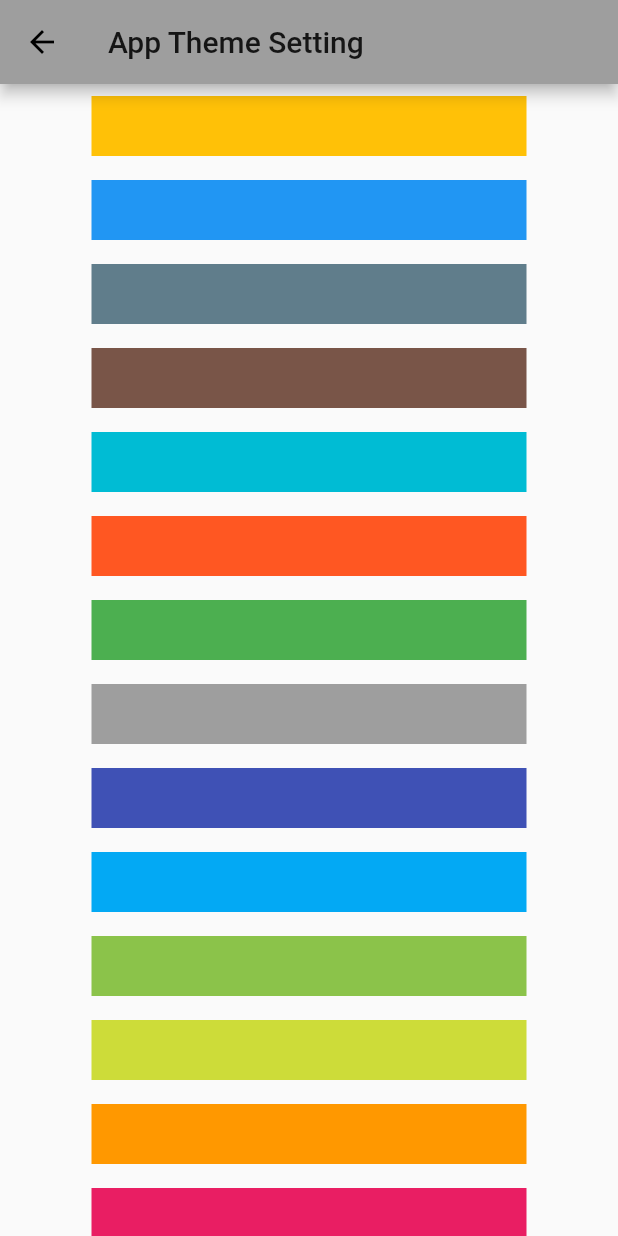
After one commit to ban-z/GITTERS, a Flutter app: the AppThemeSetting screen opened directly, on a phone screen of 412 x 824 dp. The commit adds this screen. Run offline on Flutter 3.47's test engine with Material 2 defaults, Android fonts, the phone set to English and light mode, and no system bars; our stand-ins replace cached_network_image, dio, fluro, fluttertoast, shared_preferences, webview_flutter; missing offline and left inert: github; accounts and stored records are empty; generated files the repository leaves out were written again; statements that could not run were skipped.

Commit message:
feat: 完成主题功能

```diff
--- a/lib/business/widgets/iconBtn.dart
+++ b/lib/business/widgets/iconBtn.dart
@@ -1,4 +1,6 @@
 import 'package:flutter/material.dart';
+import 'package:gitters/framework/global/provider/BaseModel.dart';
+import 'package:provider/provider.dart';
 
 class GitterIconButton extends StatelessWidget {
   GitterIconButton(
@@ -22,7 +24,7 @@ class GitterIconButton extends StatelessWidget {
         height: 48.0,
         margin: EdgeInsets.symmetric(horizontal: 5.0, vertical: 5.0),
         decoration: BoxDecoration(
-          color: Colors.grey[300],
+          color: context.watch<BaseModel>().themeData.backgroundColor,
           borderRadius: BorderRadius.all(Radius.circular(12.0)),
         ),
         child: Row(
--- /dev/null
+++ b/lib/business/widgets/pages/Internationalization.dart
@@ -0,0 +1,71 @@
+import 'package:flutter/material.dart';
+import 'package:gitters/framework/global/constants/language/Localizations.dart';
+import 'package:gitters/framework/global/provider/BaseModel.dart';
+import 'package:provider/provider.dart';
+
+class AppThemeSetting extends StatefulWidget {
+  AppThemeSetting({Key key}) : super(key: key);
+
+  @override
+  _AppThemeSettingState createState() => _AppThemeSettingState();
+}
+
+class _AppThemeSettingState extends State<AppThemeSetting> {
+  List<MaterialColor> materialColors = [
+    Colors.amber,
+    Colors.blue,
+    Colors.blueGrey,
+    Colors.brown,
+    Colors.cyan,
+    Colors.deepOrange,
+    Colors.green,
+    Colors.grey,
+    Colors.indigo,
+    Colors.lightBlue,
+    Colors.lightGreen,
+    Colors.lime,
+    Colors.orange,
+    Colors.pink,
+    Colors.purple,
+    Colors.red,
+    Colors.teal,
+    Colors.yellow,
+  ];
+
+  void changeAppTheme(BuildContext context, MaterialColor color) {
+    context.read<BaseModel>().updateThemeData(ThemeData(primarySwatch: color));
+  }
+
+  List<Widget> buildthemeColorsList(
+      BuildContext context, List<MaterialColor> themeColors) {
+    List<Widget> widgets = new List<Widget>();
+
+    themeColors.forEach((color) {
+      widgets.add(new FlatButton(
+        onPressed: () {
+          changeAppTheme(context, color);
+        },
+        child: Container(
+          margin: EdgeInsets.symmetric(horizontal: 45.0, vertical: 8.0),
+          height: 40,
+          color: color,
+        ),
+      ));
+    });
+    return widgets;
+  }
+
+  @override
+  Widget build(BuildContext context) {
+    return Scaffold(
+      appBar: AppBar(
+        title: Text(GittersLocalizations.of(context).AppThemeSetting),
+      ),
+      body: SingleChildScrollView(
+        child: Column(
+          children: buildthemeColorsList(context, materialColors),
+        ),
+      ),
+    );
+  }
+}
--- a/lib/framework/global/constants/language/Localizations.dart
+++ b/lib/framework/global/constants/language/Localizations.dart
@@ -24,6 +24,12 @@ class GittersLocalizations {
       'warning_null_account': 'The account cannot be empty!',
       'warning_null_password': 'The password cannot be empty!',
       'solve_problem': '|Solve problem|',
+      'app_theme_setting': 'App Theme Setting',
+      'internationalization': 'internationalization',
+      'about_app': 'About App',
+      'user_feedback': 'User FeedBack',
+      'my_repos': 'My Repository',
+      'user_information': 'User Information',
     },
     'zh': {
       'Application_name': 'Gitters',
@@ -42,12 +48,45 @@ class GittersLocalizations {
       'warning_null_account': '账号不能为空!',
       'warning_null_password': '密码不能为空!',
       'solve_problem': '|解决问题|',
+      'app_theme_setting': '应用主题设置',
+      'internationalization': '国际化',
+      'about_app': '关于应用',
+      'user_feedback': '用户反馈',
+      'my_repos': '我的仓库',
+      'user_information': '用户信息',
     },
   };
+
+  // 使用示🌰
+  // GittersLocalizations.of(context).ProfileName
 
   get testText {
     // 注意用 locale.toString()而非locale
     return _localizedValuesMap[locale.languageCode]['test_text'];
+  }
+
+  get AppThemeSetting {
+    return _localizedValuesMap[locale.languageCode]['app_theme_setting'];
+  }
+
+  get Internationalization {
+    return _localizedValuesMap[locale.languageCode]['internationalization'];
+  }
+
+  get AboutApp {
+    return _localizedValuesMap[locale.languageCode]['about_app'];
+  }
+
+  get UserFeedBack {
+    return _localizedValuesMap[locale.languageCode]['user_feedback'];
+  }
+
+  get MyRepository {
+    return _localizedValuesMap[locale.languageCode]['my_repos'];
+  }
+
+  get UserInformation {
+    return _localizedValuesMap[locale.languageCode]['user_information'];
   }
 
   get SolveProblem {
--- a/lib/framework/router/RouteHandles.dart
+++ b/lib/framework/router/RouteHandles.dart
@@ -4,6 +4,7 @@ import 'package:gitters/business/fragment/profile/Profile.dart';
 import 'package:gitters/business/home/HomePage.dart';
 import 'package:gitters/business/login/LoginPage.dart';
 import 'package:gitters/business/widgets/pages/EmptyPage.dart';
+import 'package:gitters/business/widgets/pages/Internationalization.dart';
 import 'package:gitters/business/widgets/pages/UserHelper.dart';
 
 var loginHandler = Handler(
@@ -29,6 +30,11 @@ var userHelperHandler = Handler(
   return UserHelperCenter();
 });
 
+var internationalization = Handler(
+    handlerFunc: (BuildContext context, Map<String, List<String>> params) {
+  return AppThemeSetting();
+});
+
 var personalAccessTokenHandler = Handler(
     handlerFunc: (BuildContext context, Map<String, List<String>> params) {
   return PersonalAcessTokensWebView();
--- a/lib/framework/router/RouterConfig.dart
+++ b/lib/framework/router/RouterConfig.dart
@@ -16,6 +16,8 @@ class RouterList {
   static const PersonalAcessTokensWebView =
       const RouterList._internal('/user_helper/personal_access_token');
   static const AboutGitHubApp = const RouterList._internal('/about_github_app');
+  static const AppThemeSetting =
+      const RouterList._internal('/profile/app_theme_setting');
 }
 
 class RouterConfig {
@@ -34,6 +36,8 @@ class RouterConfig {
         handler: personalAccessTokenHandler);
     router.define(RouterList.AboutGitHubApp.value,
         handler: aboutGitHubAppHandler);
+    router.define(RouterList.AppThemeSetting.value,
+        handler: internationalization);
     router.notFoundHandler = emptyHandler; //空页面
   }
 }
```
Also changed, not shown: lib/business/fragment/profile/Profile.dart (+17 -11 lines), lib/business/home/HomePage.dart (+10 -10 lines), lib/business/widgets/userbar.dart (+6 -1 lines).
